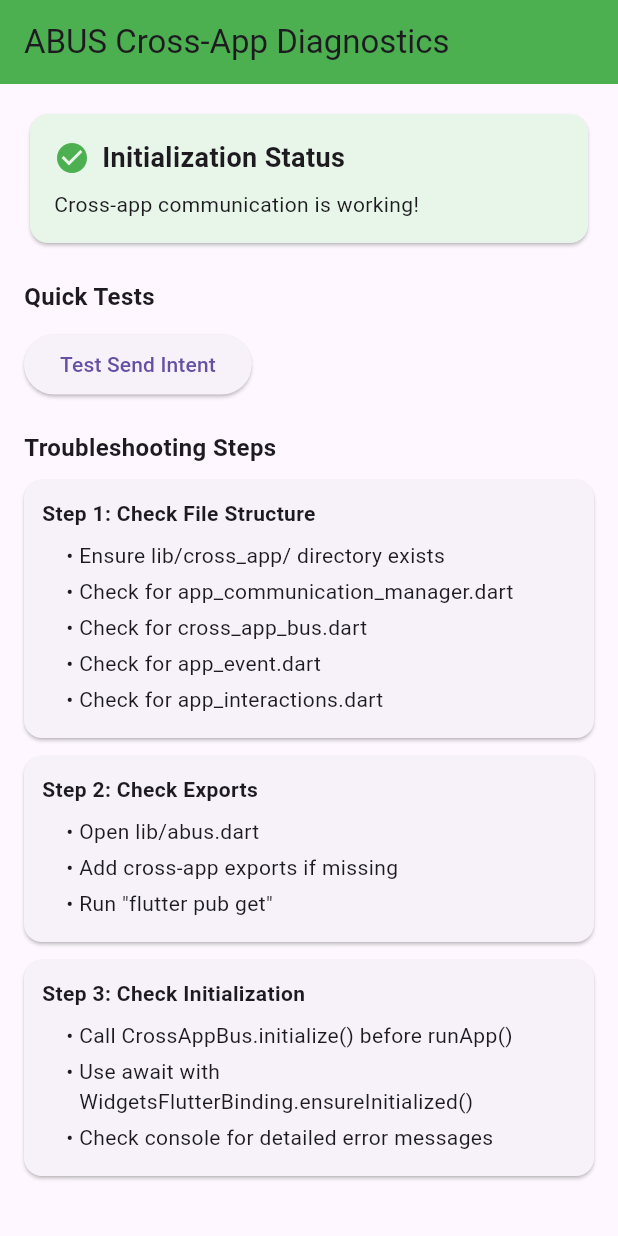
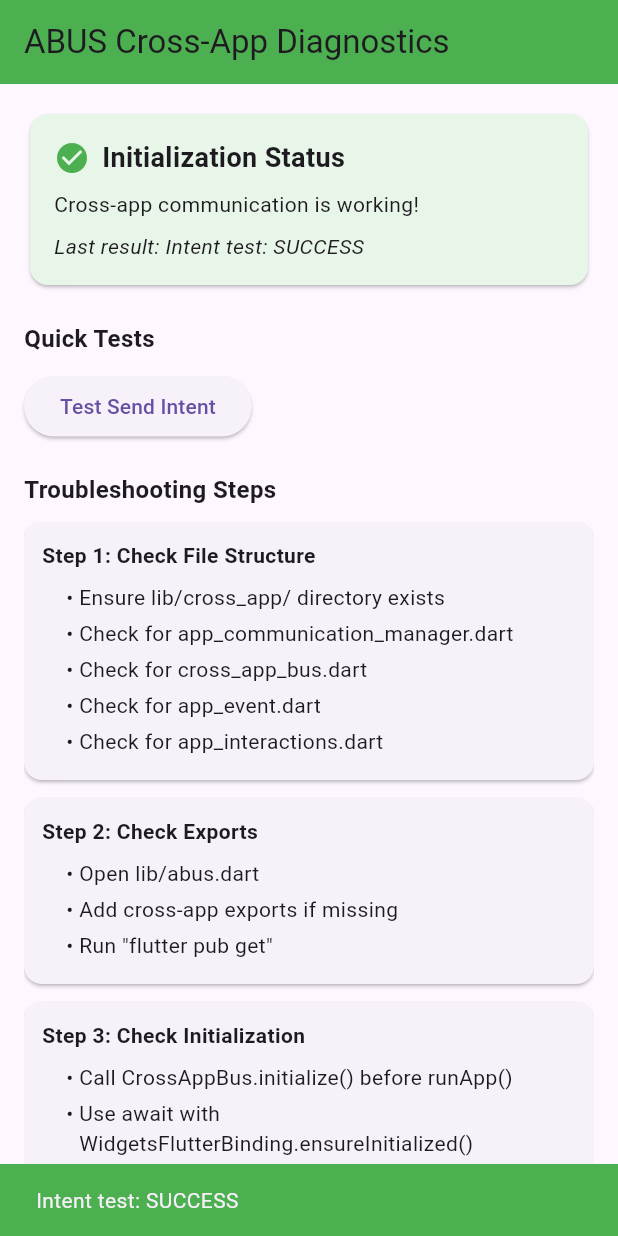
Before and after one commit to Bum-Ho12/abus, a Flutter app: the screen it shows after launch, after a tap on "Test Send Intent", on a phone screen of 412 x 824 dp. Run offline on Flutter 3.47's test engine with Material 3 defaults, Android fonts, the phone set to English and light mode, and no system bars.

Commit message:
Implementations: running diagnostic tests.

```diff
--- a/test_app_a/lib/main.dart
+++ b/test_app_a/lib/main.dart
@@ -148,45 +148,64 @@ class CrossAppDiagnostics {
   }
 }
 
-class DiagnosticApp extends StatefulWidget {
+class DiagnosticApp extends StatelessWidget {
   const DiagnosticApp({super.key});
 
   @override
-  State<DiagnosticApp> createState() => _DiagnosticAppState();
+  Widget build(BuildContext context) {
+    return const MaterialApp(
+      home: DiagnosticHomePage(),
+    );
+  }
 }
 
-class _DiagnosticAppState extends State<DiagnosticApp> {
+class DiagnosticHomePage extends StatefulWidget {
+  const DiagnosticHomePage({super.key});
+
+  @override
+  State<DiagnosticHomePage> createState() => _DiagnosticHomePageState();
+}
+
+class _DiagnosticHomePageState extends State<DiagnosticHomePage> {
   String _status = 'Checking initialization...';
   bool _isInitialized = false;
+  String _lastMessage = '';
 
   @override
   void initState() {
     super.initState();
+    // Delay the status check to ensure the widget tree is built
+    WidgetsBinding.instance.addPostFrameCallback((_) {
       _checkStatus();
+    });
   }
 
   Future<void> _checkStatus() async {
     try {
       // Try to access the manager
       final manager = AppCommunicationManager.instance;
-      debugPrint('Manager, $manager');
+      debugPrint('Manager: $manager');
 
       // Check if initialized (this is a mock check - you'd need proper status checking)
+      if (mounted) {
         setState(() {
           _isInitialized = true;
           _status = 'Cross-app communication is working!';
         });
+      }
     } catch (e) {
+      if (mounted) {
         setState(() {
           _isInitialized = false;
           _status = 'Error: $e';
         });
       }
     }
+  }
 
   Future<void> _testSendIntent() async {
     if (!_isInitialized) {
-      _showError('Not initialized');
+      _setMessage('Not initialized', isError: true);
       return;
     }
 
@@ -196,30 +215,35 @@ class _DiagnosticAppState extends State<DiagnosticApp> {
         extras: {'test': 'diagnostic'},
       );
 
-      _showResult(
-          'Intent test: ${result.isSuccess ? 'SUCCESS' : 'FAILED: ${result.error}'}');
+      _setMessage(
+        'Intent test: ${result.isSuccess ? 'SUCCESS' : 'FAILED: ${result.error}'}',
+        isError: !result.isSuccess,
+      );
     } catch (e) {
-      _showError('Intent test failed: $e');
+      _setMessage('Intent test failed: $e', isError: true);
     }
   }
 
-  void _showResult(String message) {
+  void _setMessage(String message, {bool isError = false}) {
+    debugPrint(isError ? 'Error: $message' : 'Result: $message');
+    if (mounted) {
+      setState(() {
+        _lastMessage = message;
+      });
+
+      // Now ScaffoldMessenger should be available
       ScaffoldMessenger.of(context).showSnackBar(
-      SnackBar(content: Text(message), backgroundColor: Colors.green),
+        SnackBar(
+          content: Text(message),
+          backgroundColor: isError ? Colors.red : Colors.green,
+        ),
       );
     }
-
-  void _showError(String message) {
-    debugPrint('Error: $message');
-    ScaffoldMessenger.of(context).showSnackBar(
-      SnackBar(content: Text(message), backgroundColor: Colors.red),
-    );
   }
 
   @override
   Widget build(BuildContext context) {
-    return MaterialApp(
-      home: Scaffold(
+    return Scaffold(
       appBar: AppBar(
         title: const Text('ABUS Cross-App Diagnostics'),
         backgroundColor: _isInitialized ? Colors.green : Colors.red,
@@ -230,8 +254,7 @@ class _DiagnosticAppState extends State<DiagnosticApp> {
           crossAxisAlignment: CrossAxisAlignment.start,
           children: [
             Card(
-                color:
-                    _isInitialized ? Colors.green.shade50 : Colors.red.shade50,
+              color: _isInitialized ? Colors.green.shade50 : Colors.red.shade50,
               child: Padding(
                 padding: const EdgeInsets.all(16),
                 child: Column(
@@ -255,6 +278,13 @@ class _DiagnosticAppState extends State<DiagnosticApp> {
                     ),
                     const SizedBox(height: 8),
                     Text(_status),
+                    if (_lastMessage.isNotEmpty) ...[
+                      const SizedBox(height: 8),
+                      Text(
+                        'Last result: $_lastMessage',
+                        style: const TextStyle(fontStyle: FontStyle.italic),
+                      ),
+                    ],
                   ],
                 ),
               ),
@@ -311,7 +341,6 @@ class _DiagnosticAppState extends State<DiagnosticApp> {
               ),
             ),
           ],
-          ),
         ),
       ),
     );
@@ -390,4 +419,24 @@ class MockCrossAppBus {
       sharedStoragePaths: sharedStoragePaths,
     );
   }
+
+  static Future<MockResult> sendIntent({
+    required String action,
+    Map<String, dynamic>? extras,
+  }) async {
+    // Mock implementation
+    return MockResult(isSuccess: true);
   }
+}
+
+class MockResult {
+  final bool isSuccess;
+  final String? error;
+
+  MockResult({required this.isSuccess, this.error});
+}
+
+// Add these type aliases if the real classes don't exist
+typedef AppPermission = MockAppPermission;
+typedef AppCommunicationManager = MockAppCommunicationManager;
+typedef CrossAppBus = MockCrossAppBus;
```
Lines whose indentation alone changed are shown as unchanged.
